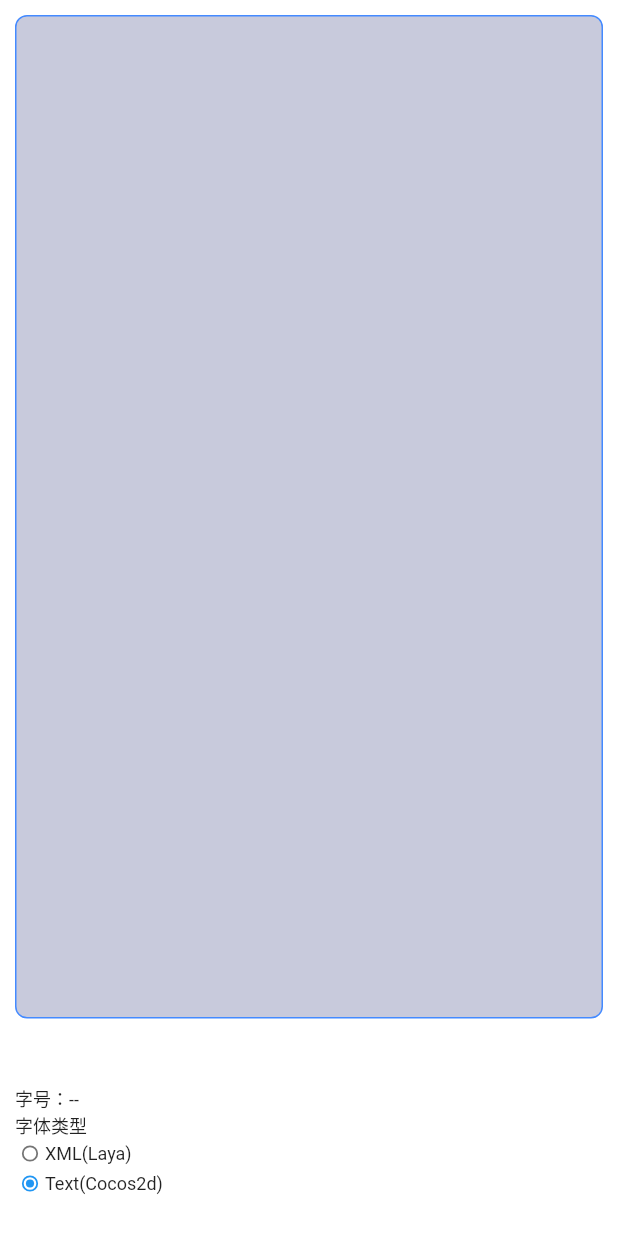
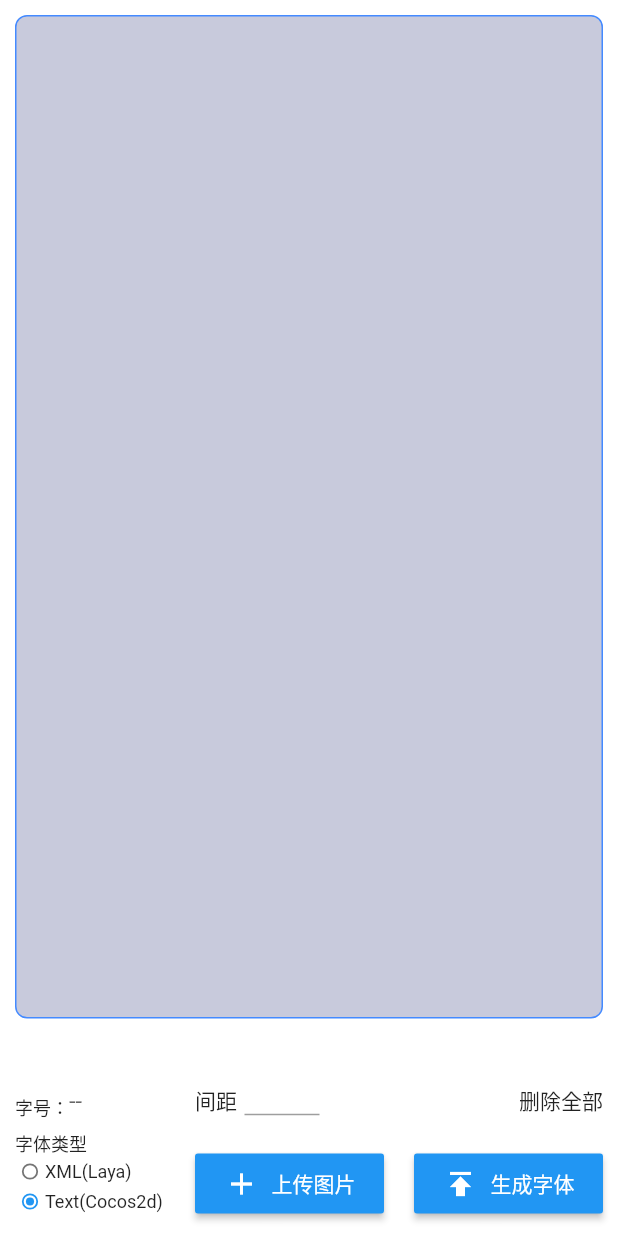
Before and after one commit to zsytssk/flutter-test, a Flutter app: the screen it shows after launch, on a phone screen of 412 x 824 dp. Run offline on Flutter 3.47's test engine with Material 2 defaults, Android fonts, the phone set to English and light mode, and no system bars; missing offline and left inert: file_chooser.

Commit message:
master:[add] style

```diff
--- a/lib/bottom_bar.dart
+++ b/lib/bottom_bar.dart
@@ -15,10 +15,22 @@ class BottomBar extends StatelessWidget {
       children: [
         Container(
             margin: EdgeInsets.only(left: 10),
-            width: 200,
+            width: 120,
             child:
                 Column(crossAxisAlignment: CrossAxisAlignment.start, children: [
-              Text('字号：--', style: textStyle),
+              Row(
+                children: [
+                  Text('字号：', style: textStyle),
+                  Container(
+                    width: 50,
+                    height: 30,
+                    child: TextField(
+                      decoration: InputDecoration(
+                          border: InputBorder.none, hintText: '--'),
+                    ),
+                  )
+                ],
+              ),
               Text('字体类型', style: textStyle),
               Container(
                 child: RadioLabel(
@@ -43,29 +55,79 @@ class BottomBar extends StatelessWidget {
                 ),
               ),
             ])),
-        // Container(
-        //     color: Colors.blue,
-        //     width: 412,
-        //     child: Row(
-        //       children: [
-        //         Column(children: [
-        //           Text('间距'),
-        //           TextField(
-        //             decoration:
-        //                 InputDecoration(border: InputBorder.none, hintText: ''),
-        //           ),
-        //           Text('删除全部'),
-        //         ]),
-        //         Column(children: [
-        //           Text('上传图片'),
-        //           TextField(
-        //             decoration:
-        //                 InputDecoration(border: InputBorder.none, hintText: ''),
-        //           ),
-        //           Text('生成字体'),
-        //         ])
-        //       ],
-        //     )),
+        Expanded(
+          flex: 1,
+          child: Container(
+              width: 310,
+              margin: EdgeInsets.only(right: 10),
+              child: Column(
+                children: [
+                  Row(
+                      mainAxisAlignment: MainAxisAlignment.spaceBetween,
+                      children: [
+                        Row(
+                          children: [
+                            Text('间距'),
+                            SizedBox(width: 5),
+                            Container(
+                              width: 50,
+                              height: 20,
+                              child: TextField(
+                                decoration: InputDecoration(),
+                              ),
+                            ),
+                          ],
+                        ),
+                        Text('删除全部'),
+                      ]),
+                  SizedBox(height: 10),
+                  Container(
+                      height: 70,
+                      child: Row(
+                          mainAxisAlignment: MainAxisAlignment.spaceBetween,
+                          children: [
+                            Expanded(
+                                flex: 1,
+                                child: SizedBox(
+                                    height: 40,
+                                    child: RaisedButton(
+                                        color: Colors.blue,
+                                        child: Row(
+                                          mainAxisAlignment:
+                                              MainAxisAlignment.center,
+                                          children: [
+                                            Icon(Icons.add,
+                                                color: Colors.white),
+                                            SizedBox(width: 8),
+                                            Text("上传图片",
+                                                style: TextStyle(
+                                                    color: Colors.white))
+                                          ],
+                                        ),
+                                        onPressed: () {}))),
+                            SizedBox(width: 20),
+                            Expanded(
+                                flex: 1,
+                                child: SizedBox(
+                                    height: 40,
+                                    child: RaisedButton(
+                                        color: Colors.blue,
+                                        child: Row(
+                                            mainAxisAlignment:
+                                                MainAxisAlignment.center,
+                                            children: [
+                                              Icon(Icons.publish,
+                                                  color: Colors.white),
+                                              SizedBox(width: 8),
+                                              Text("生成字体",
+                                                  style: TextStyle(
+                                                      color: Colors.white)),
+                                            ]),
+                                        onPressed: () {}))),
+                          ]))
+                ],
+              )),
+        ),
       ],
     );
   }
```
Also changed, not shown: pubspec.lock, 1 other file.
